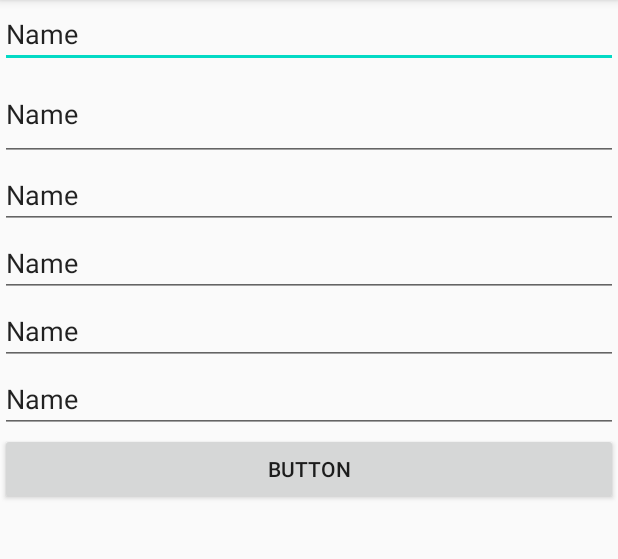
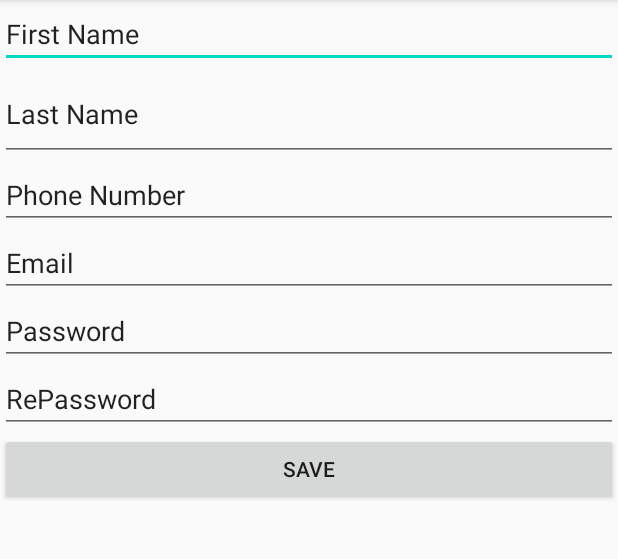
Before and after one commit to Waelkersh1/FinalProject, an Android app: the signup screen opened directly, with no data from a screen before it, on a phone screen of 412 x 824 dp, the part 84-643 px from its top. Run offline under Robolectric (Android 15) with nearby library versions, the phone set to English and light mode, and no system bars; our stand-ins replace Firebase (no records; nobody signed in at launch, a user with empty details on screens opened directly).

Commit message:
Final Project

```diff
--- a/app/src/main/res/layout/activity_signup.xml
+++ b/app/src/main/res/layout/activity_signup.xml
@@ -21,8 +21,9 @@
                 android:layout_width="match_parent"
                 android:layout_height="wrap_content"
                 android:ems="10"
+                android:hint="First Name"
                 android:inputType="textPersonName"
-                android:text="Name" />
+                android:text="First Name" />
 
             <EditText
                 android:id="@+id/etPhone"
@@ -30,7 +31,7 @@
                 android:layout_height="62dp"
                 android:ems="10"
                 android:inputType="textPersonName"
-                android:text="Name" />
+                android:text="Last Name" />
 
             <EditText
                 android:id="@+id/etPassword"
@@ -38,7 +39,7 @@
                 android:layout_height="wrap_content"
                 android:ems="10"
                 android:inputType="textPersonName"
-                android:text="Name" />
+                android:text="Phone Number" />
 
             <EditText
                 android:id="@+id/etPassword2"
@@ -46,7 +47,7 @@
                 android:layout_height="wrap_content"
                 android:ems="10"
                 android:inputType="textPersonName"
-                android:text="Name" />
+                android:text="Email " />
 
             <EditText
                 android:id="@+id/etFirstName"
@@ -54,7 +55,7 @@
                 android:layout_height="wrap_content"
                 android:ems="10"
                 android:inputType="textPersonName"
-                android:text="Name" />
+                android:text="Password" />
 
             <EditText
                 android:id="@+id/etLastName"
@@ -62,13 +63,13 @@
                 android:layout_height="wrap_content"
                 android:ems="10"
                 android:inputType="textPersonName"
-                android:text="Name" />
+                android:text="RePassword" />
 
             <Button
                 android:id="@+id/btnsave"
                 android:layout_width="match_parent"
                 android:layout_height="wrap_content"
-                android:text="Button" />
+                android:text="Save" />
 
         </LinearLayout>
     </LinearLayout>
```
